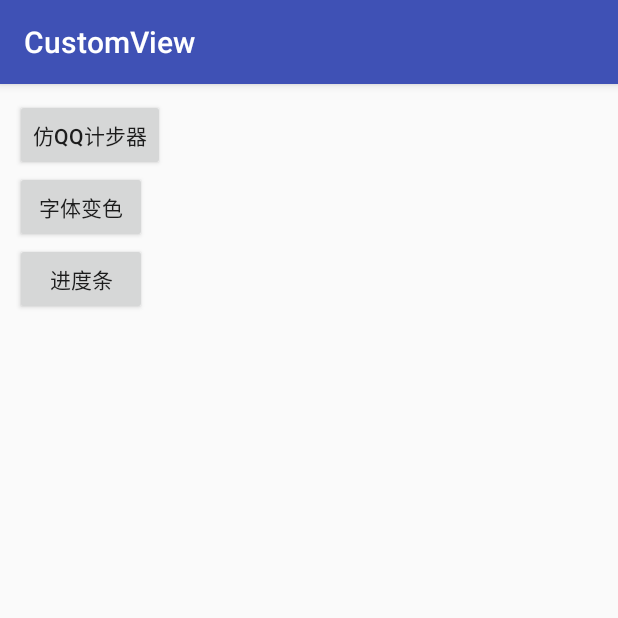
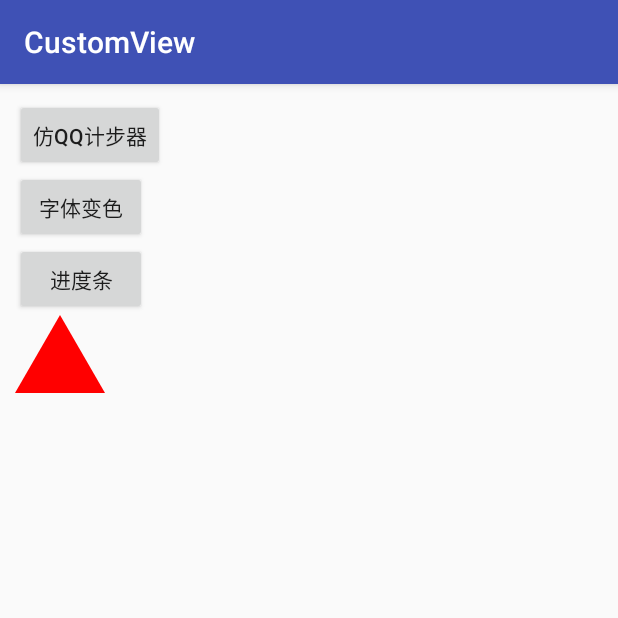
Before and after one commit to GuoYangGit/CustomView, an Android app: the screen it shows after launch (MainActivity), on a phone screen of 412 x 824 dp, the top half of it. Run offline under Robolectric (Android 15) with nearby library versions, the phone set to English and light mode, and no system bars.

Commit message:
58同城加载动画-1

```diff
--- a/app/src/main/AndroidManifest.xml
+++ b/app/src/main/AndroidManifest.xml
@@ -16,9 +16,9 @@
                 <category android:name="android.intent.category.LAUNCHER" />
             </intent-filter>
         </activity>
-        <activity android:name=".QQStepView.QQStepActivity" />
-        <activity android:name=".ColorTrackTextView.ColorTrackActivity" />
-        <activity android:name=".ProgressBarView.ProgressBarActivity"></activity>
+        <activity android:name=".qqStepView.QQStepActivity" />
+        <activity android:name=".colorTrackTextView.ColorTrackActivity" />
+        <activity android:name=".progressBarView.ProgressBarActivity"></activity>
     </application>
 
 </manifest>
--- a/app/src/main/java/com/example/guoyang/customview/MainActivity.java
+++ b/app/src/main/java/com/example/guoyang/customview/MainActivity.java
@@ -5,16 +5,20 @@ import android.support.v7.app.AppCompatActivity;
 import android.os.Bundle;
 import android.view.View;
 
-import com.example.guoyang.customview.ColorTrackTextView.ColorTrackActivity;
-import com.example.guoyang.customview.ProgressBarView.ProgressBarActivity;
-import com.example.guoyang.customview.QQStepView.QQStepActivity;
+import com.example.guoyang.customview.colorTrackTextView.ColorTrackActivity;
+import com.example.guoyang.customview.progressBarView.ProgressBarActivity;
+import com.example.guoyang.customview.qqStepView.QQStepActivity;
+import com.example.guoyang.customview.shapeView.ShapeView;
 
 public class MainActivity extends AppCompatActivity {
+
+    private ShapeView shapeView;
 
     @Override
     protected void onCreate(Bundle savedInstanceState) {
         super.onCreate(savedInstanceState);
         setContentView(R.layout.activity_main);
+        shapeView = (ShapeView) findViewById(R.id.shape_view);
     }
 
     public void QQStepview(View view){
--- a/app/src/main/java/com/example/guoyang/customview/ColorTrackTextView/ColorTrackActivity.java
+++ b/app/src/main/java/com/example/guoyang/customview/colorTrackTextView/ColorTrackActivity.java
@@ -1,4 +1,4 @@
-package com.example.guoyang.customview.ColorTrackTextView;
+package com.example.guoyang.customview.colorTrackTextView;
 
 import android.graphics.Color;
 import android.support.v4.app.Fragment;
@@ -6,7 +6,6 @@ import android.support.v4.app.FragmentPagerAdapter;
 import android.support.v4.view.ViewPager;
 import android.support.v7.app.AppCompatActivity;
 import android.os.Bundle;
-import android.util.Log;
 import android.view.View;
 import android.view.ViewGroup;
 import android.widget.LinearLayout;
--- a/app/src/main/java/com/example/guoyang/customview/ColorTrackTextView/ColorTrackTextView.java
+++ b/app/src/main/java/com/example/guoyang/customview/colorTrackTextView/ColorTrackTextView.java
@@ -1,4 +1,4 @@
-package com.example.guoyang.customview.ColorTrackTextView;
+package com.example.guoyang.customview.colorTrackTextView;
 
 import android.content.Context;
 import android.content.res.TypedArray;
--- a/app/src/main/java/com/example/guoyang/customview/ColorTrackTextView/ItemFragment.java
+++ b/app/src/main/java/com/example/guoyang/customview/colorTrackTextView/ItemFragment.java
@@ -1,7 +1,5 @@
-package com.example.guoyang.customview.ColorTrackTextView;
+package com.example.guoyang.customview.colorTrackTextView;
 
-import android.content.Context;
-import android.net.Uri;
 import android.os.Bundle;
 import android.support.v4.app.Fragment;
 import android.view.LayoutInflater;
--- a/app/src/main/java/com/example/guoyang/customview/ProgressBarView/ProgressBarActivity.java
+++ b/app/src/main/java/com/example/guoyang/customview/progressBarView/ProgressBarActivity.java
@@ -1,4 +1,4 @@
-package com.example.guoyang.customview.ProgressBarView;
+package com.example.guoyang.customview.progressBarView;
 
 import android.animation.ObjectAnimator;
 import android.animation.ValueAnimator;
--- a/app/src/main/java/com/example/guoyang/customview/ProgressBarView/ProgressBarView.java
+++ b/app/src/main/java/com/example/guoyang/customview/progressBarView/ProgressBarView.java
@@ -1,4 +1,4 @@
-package com.example.guoyang.customview.ProgressBarView;
+package com.example.guoyang.customview.progressBarView;
 
 import android.content.Context;
 import android.content.res.TypedArray;
--- a/app/src/main/java/com/example/guoyang/customview/QQStepView/QQStepActivity.java
+++ b/app/src/main/java/com/example/guoyang/customview/qqStepView/QQStepActivity.java
@@ -1,4 +1,4 @@
-package com.example.guoyang.customview.QQStepView;
+package com.example.guoyang.customview.qqStepView;
 
 import android.animation.ObjectAnimator;
 import android.animation.ValueAnimator;
--- a/app/src/main/java/com/example/guoyang/customview/QQStepView/QQStepView.java
+++ b/app/src/main/java/com/example/guoyang/customview/qqStepView/QQStepView.java
@@ -1,4 +1,4 @@
-package com.example.guoyang.customview.QQStepView;
+package com.example.guoyang.customview.qqStepView;
 
 import android.content.Context;
 import android.content.res.TypedArray;
--- /dev/null
+++ b/app/src/main/java/com/example/guoyang/customview/shapeView/ShapeView.java
@@ -0,0 +1,94 @@
+package com.example.guoyang.customview.shapeView;
+
+import android.content.Context;
+import android.graphics.Canvas;
+import android.graphics.Color;
+import android.graphics.Paint;
+import android.graphics.Path;
+import android.support.annotation.Nullable;
+import android.util.AttributeSet;
+import android.view.View;
+
+/**
+ * Created by guoyang on 2017/8/29.
+ */
+
+public class ShapeView extends View{
+    public enum Shape{
+        Circls,Square,Triangle
+    }
+    private Shape mCurrentShape = Shape.Triangle;
+    private Paint mPaint;
+    private Path mPath;
+
+    public ShapeView(Context context) {
+        this(context,null);
+    }
+
+    public ShapeView(Context context, @Nullable AttributeSet attrs) {
+        this(context, attrs,0);
+    }
+
+    public ShapeView(Context context, @Nullable AttributeSet attrs, int defStyleAttr) {
+        super(context, attrs, defStyleAttr);
+        mPaint = new Paint();
+        mPaint.setAntiAlias(true);
+    }
+
+    @Override
+    protected void onMeasure(int widthMeasureSpec, int heightMeasureSpec) {
+        super.onMeasure(widthMeasureSpec, heightMeasureSpec);
+        //调用者在布局文件中可能是 wrap_content 宽度高度不一致取最小值
+        int width = MeasureSpec.getSize(widthMeasureSpec);
+        int height = MeasureSpec.getSize(heightMeasureSpec);
+        //设置view为矩形，选取最小的值为宽高
+        setMeasuredDimension(width>height?height:width,width>height?height:width);
+    }
+
+    @Override
+    protected void onDraw(Canvas canvas) {
+        switch (mCurrentShape){
+            case Circls:
+                //画圆
+                int center = getWidth()/2;
+                mPaint.setColor(Color.YELLOW);
+                canvas.drawCircle(center,center,center,mPaint);
+                break;
+            case Square:
+                //画正方形
+                mPaint.setColor(Color.BLUE);
+                canvas.drawRect(0,0,getWidth(),getHeight(),mPaint);
+                break;
+            case Triangle:
+                //画三角
+                mPaint.setColor(Color.RED);
+                if (mPath == null) {
+                    mPath = new Path();
+                    mPath.moveTo(getWidth()/2,0);
+                    mPath.lineTo(0, (float) ((getWidth()/2)*Math.sqrt(3)));
+                    mPath.lineTo(getWidth(),(float) ((getWidth()/2)*Math.sqrt(3)));
+//                    mPath.lineTo(getWidth(),getHeight());
+                    mPath.close();
+                }
+
+                canvas.drawPath(mPath,mPaint);
+                break;
+        }
+    }
+
+    public void exchange(){
+        switch (mCurrentShape){
+            case Circls:
+                mCurrentShape = Shape.Square;
+                break;
+            case Square:
+                mCurrentShape = Shape.Triangle;
+                break;
+            case Triangle:
+                mCurrentShape = Shape.Circls;
+                break;
+        }
+
+        invalidate();
+    }
+}
--- a/app/src/main/res/layout/activity_color_track.xml
+++ b/app/src/main/res/layout/activity_color_track.xml
@@ -5,7 +5,7 @@
     android:orientation="vertical"
     android:layout_width="match_parent"
     android:layout_height="match_parent"
-    tools:context="com.example.guoyang.customview.ColorTrackTextView.ColorTrackActivity">
+    tools:context="com.example.guoyang.customview.colorTrackTextView.ColorTrackActivity">
     <LinearLayout
         android:id="@+id/indicator_view"
         android:layout_width="match_parent"
--- a/app/src/main/res/layout/activity_main.xml
+++ b/app/src/main/res/layout/activity_main.xml
@@ -24,4 +24,8 @@
         android:layout_height="wrap_content"
         android:text="进度条"
         android:onClick="ProgressBarView"/>
+    <com.example.guoyang.customview.shapeView.ShapeView
+        android:layout_width="60dp"
+        android:layout_height="60dp"
+        android:id="@+id/shape_view"/>
 </LinearLayout>
--- a/app/src/main/res/layout/activity_progress_bar.xml
+++ b/app/src/main/res/layout/activity_progress_bar.xml
@@ -4,8 +4,8 @@
     xmlns:tools="http://schemas.android.com/tools"
     android:layout_width="match_parent"
     android:layout_height="match_parent"
-    tools:context="com.example.guoyang.customview.ProgressBarView.ProgressBarActivity">
-    <com.example.guoyang.customview.ProgressBarView.ProgressBarView
+    tools:context="com.example.guoyang.customview.progressBarView.ProgressBarActivity">
+    <com.example.guoyang.customview.progressBarView.ProgressBarView
         android:id="@+id/ProgressBarView"
         android:layout_width="match_parent"
         android:layout_height="match_parent"
--- a/app/src/main/res/layout/activity_qqstep.xml
+++ b/app/src/main/res/layout/activity_qqstep.xml
@@ -4,9 +4,9 @@
     xmlns:tools="http://schemas.android.com/tools"
     android:layout_width="match_parent"
     android:layout_height="match_parent"
-    tools:context="com.example.guoyang.customview.QQStepView.QQStepActivity">
+    tools:context="com.example.guoyang.customview.qqStepView.QQStepActivity">
 
-    <com.example.guoyang.customview.QQStepView.QQStepView
+    <com.example.guoyang.customview.qqStepView.QQStepView
         android:id="@+id/step_view"
         android:layout_width="match_parent"
         android:layout_height="match_parent"
--- a/app/src/main/res/layout/fragment_item.xml
+++ b/app/src/main/res/layout/fragment_item.xml
@@ -2,7 +2,7 @@
     xmlns:tools="http://schemas.android.com/tools"
     android:layout_width="match_parent"
     android:layout_height="match_parent"
-    tools:context="com.example.guoyang.customview.ColorTrackTextView.ItemFragment">
+    tools:context="com.example.guoyang.customview.colorTrackTextView.ItemFragment">
 
     <TextView
         android:id="@+id/textview"
--- a/build.gradle
+++ b/build.gradle
@@ -6,7 +6,7 @@ buildscript {
     }
     dependencies {
         classpath 'com.android.tools.build:gradle:2.3.3'
-
+        classpath 'com.tencent.mm:AndResGuard-gradle-plugin:1.2.3'
         // NOTE: Do not place your application dependencies here; they belong
         // in the individual module build.gradle files
     }
```
Also changed, not shown: app/build.gradle (+36 -0 lines).
